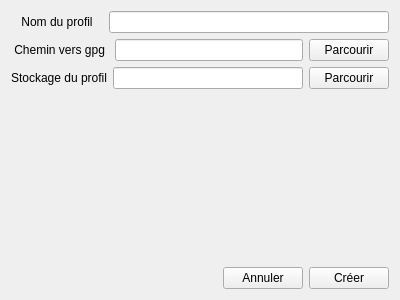
Diakakodo/GuiPG, file GuiPG/src/View/Profil/profilecreation.ui: the form before one commit.
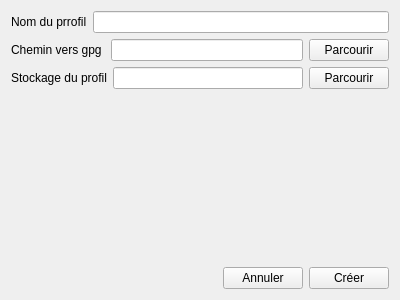
The form after the commit.

Commit message: ajout edition de profil via la fenetre dialogprofil

```diff
--- a/GuiPG/src/View/Profil/profilecreation.ui
+++ b/GuiPG/src/View/Profil/profilecreation.ui
@@ -21,13 +21,13 @@
        <item>
         <widget class="QLabel" name="nameLabel">
          <property name="text">
-          <string>   Nom du profil   </string>
+          <string>Nom du prrofil</string>
+         </property>
+         <property name="textFormat">
+          <enum>Qt::PlainText</enum>
          </property>
          <property name="alignment">
-          <set>Qt::AlignCenter</set>
-         </property>
-         <property name="buddy">
-          <cstring>gpgPathLabel</cstring>
+          <set>Qt::AlignLeading|Qt::AlignLeft|Qt::AlignVCenter</set>
          </property>
         </widget>
        </item>
@@ -41,10 +41,7 @@
        <item>
         <widget class="QLabel" name="gpgPathLabel">
          <property name="text">
-          <string> Chemin vers gpg </string>
-         </property>
-         <property name="buddy">
-          <cstring>gpgPathLabel</cstring>
+          <string>Chemin vers gpg </string>
          </property>
         </widget>
        </item>
```
The commit also changes 4 other files.
